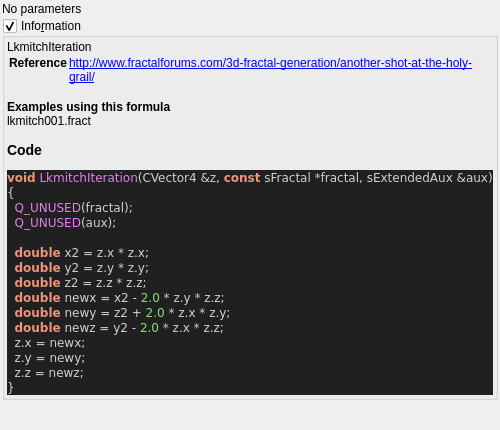
First picture: the form in mandelbulber2/formula/ui/fractal_lkmitch.ui, repository buddhi1980/mandelbulber2, before the edit.
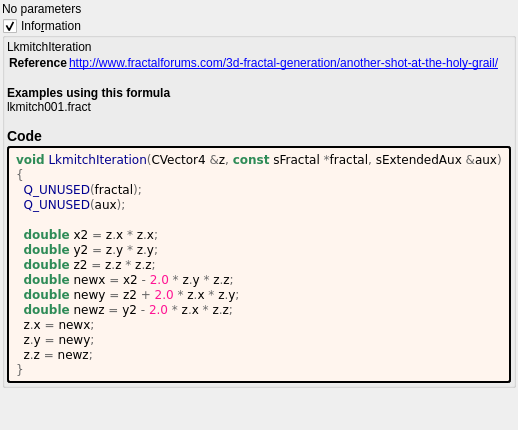
Second picture: the form after the edit. Custom widgets are drawn as their Qt base class.

Diff of the .ui file:
```diff
--- a/mandelbulber2/formula/ui/fractal_lkmitch.ui
+++ b/mandelbulber2/formula/ui/fractal_lkmitch.ui
@@ -61,29 +61,44 @@
        <number>2</number>
       </property>
       <item>
-       <widget class="QLabel" name="label_code_content">
+	   <widget class="QLabel" name="label_information_general">
         <property name="text">
          <string notr="true">&lt;p&gt;LkmitchIteration&lt;/p&gt;&lt;table&gt;
 &lt;tr&gt;&lt;th&gt;Reference&lt;/th&gt;&lt;td&gt;&lt;a href=&quot;http://www.fractalforums.com/3d-fractal-generation/another-shot-at-the-holy-grail/&quot;&gt;http://www.fractalforums.com/3d-fractal-generation/another-shot-at-the-holy-grail/&lt;br&gt;
 &lt;/td&gt;&lt;/tr&gt;
 &lt;/table&gt;
-&lt;br&gt;&lt;b&gt;Examples using this formula&lt;/b&gt;&lt;br&gt;lkmitch001.fract&lt;h3&gt;Code&lt;/h3&gt;
-&lt;body style=&quot;background-color:#202020&quot;&gt;
-&lt;pre style=&quot;color:#d0d0d0; background-color:#202020;  font-family:'Courier New',monospace;&quot;&gt;&lt;span style=&quot;color:#f09479; font-weight:bold&quot;&gt;void&lt;/span&gt; &lt;span style=&quot;color:#e47eed&quot;&gt;LkmitchIteration&lt;/span&gt;&lt;span style=&quot;color:#d0d0d0&quot;&gt;(&lt;/span&gt;CVector4 &lt;span style=&quot;color:#d0d0d0&quot;&gt;&amp;amp;&lt;/span&gt;z&lt;span style=&quot;color:#d0d0d0&quot;&gt;,&lt;/span&gt; &lt;span style=&quot;color:#f09479; font-weight:bold&quot;&gt;const&lt;/span&gt; sFractal &lt;span style=&quot;color:#d0d0d0&quot;&gt;*&lt;/span&gt;fractal&lt;span style=&quot;color:#d0d0d0&quot;&gt;,&lt;/span&gt; sExtendedAux &lt;span style=&quot;color:#d0d0d0&quot;&gt;&amp;amp;&lt;/span&gt;aux&lt;span style=&quot;color:#d0d0d0&quot;&gt;)&lt;/span&gt;
-&lt;span style=&quot;color:#d0d0d0&quot;&gt;{&lt;/span&gt;
-  &lt;span style=&quot;color:#e47eed&quot;&gt;Q_UNUSED&lt;/span&gt;&lt;span style=&quot;color:#d0d0d0&quot;&gt;(&lt;/span&gt;fractal&lt;span style=&quot;color:#d0d0d0&quot;&gt;);&lt;/span&gt;
-  &lt;span style=&quot;color:#e47eed&quot;&gt;Q_UNUSED&lt;/span&gt;&lt;span style=&quot;color:#d0d0d0&quot;&gt;(&lt;/span&gt;aux&lt;span style=&quot;color:#d0d0d0&quot;&gt;);&lt;/span&gt;
+&lt;br&gt;&lt;b&gt;Examples using this formula&lt;/b&gt;&lt;br&gt;lkmitch001.fract&lt;h3&gt;Code&lt;/h3&gt;</string>
+		</property>
+		<property name="wordWrap">
+		 <bool>true</bool>
+		</property>
+		<property name="openExternalLinks">
+		 <bool>true</bool>
+		</property>
+		<property name="textInteractionFlags">
+		 <set>Qt::LinksAccessibleByMouse|Qt::TextSelectableByMouse</set>
+		</property>
+		</widget>
+	   </item>
+	   <item>
+	    <widget class="QLabel" name="label_code_content">
+		 <property name="text">
+		  <string notr="true">&lt;body style=&quot;background-color:#fff5ee&quot;&gt;
+&lt;pre style=&quot;color:#000000; background-color:#fff5ee;  font-family:'Courier New',monospace;&quot;&gt;&lt;span style=&quot;color:#2e8b57; font-weight:bold&quot;&gt;void&lt;/span&gt; &lt;span style=&quot;color:#00008f&quot;&gt;LkmitchIteration&lt;/span&gt;&lt;span style=&quot;color:#676767&quot;&gt;(&lt;/span&gt;CVector4 &lt;span style=&quot;color:#676767&quot;&gt;&amp;amp;&lt;/span&gt;z&lt;span style=&quot;color:#676767&quot;&gt;,&lt;/span&gt; &lt;span style=&quot;color:#2e8b57; font-weight:bold&quot;&gt;const&lt;/span&gt; sFractal &lt;span style=&quot;color:#676767&quot;&gt;*&lt;/span&gt;fractal&lt;span style=&quot;color:#676767&quot;&gt;,&lt;/span&gt; sExtendedAux &lt;span style=&quot;color:#676767&quot;&gt;&amp;amp;&lt;/span&gt;aux&lt;span style=&quot;color:#676767&quot;&gt;)&lt;/span&gt;
+&lt;span style=&quot;color:#676767&quot;&gt;{&lt;/span&gt;
+  &lt;span style=&quot;color:#00008f&quot;&gt;Q_UNUSED&lt;/span&gt;&lt;span style=&quot;color:#676767&quot;&gt;(&lt;/span&gt;fractal&lt;span style=&quot;color:#676767&quot;&gt;);&lt;/span&gt;
+  &lt;span style=&quot;color:#00008f&quot;&gt;Q_UNUSED&lt;/span&gt;&lt;span style=&quot;color:#676767&quot;&gt;(&lt;/span&gt;aux&lt;span style=&quot;color:#676767&quot;&gt;);&lt;/span&gt;
 
-  &lt;span style=&quot;color:#f09479; font-weight:bold&quot;&gt;double&lt;/span&gt; x2 &lt;span style=&quot;color:#d0d0d0&quot;&gt;=&lt;/span&gt; z&lt;span style=&quot;color:#d0d0d0&quot;&gt;.&lt;/span&gt;x &lt;span style=&quot;color:#d0d0d0&quot;&gt;*&lt;/span&gt; z&lt;span style=&quot;color:#d0d0d0&quot;&gt;.&lt;/span&gt;x&lt;span style=&quot;color:#d0d0d0&quot;&gt;;&lt;/span&gt;
-  &lt;span style=&quot;color:#f09479; font-weight:bold&quot;&gt;double&lt;/span&gt; y2 &lt;span style=&quot;color:#d0d0d0&quot;&gt;=&lt;/span&gt; z&lt;span style=&quot;color:#d0d0d0&quot;&gt;.&lt;/span&gt;y &lt;span style=&quot;color:#d0d0d0&quot;&gt;*&lt;/span&gt; z&lt;span style=&quot;color:#d0d0d0&quot;&gt;.&lt;/span&gt;y&lt;span style=&quot;color:#d0d0d0&quot;&gt;;&lt;/span&gt;
-  &lt;span style=&quot;color:#f09479; font-weight:bold&quot;&gt;double&lt;/span&gt; z2 &lt;span style=&quot;color:#d0d0d0&quot;&gt;=&lt;/span&gt; z&lt;span style=&quot;color:#d0d0d0&quot;&gt;.&lt;/span&gt;z &lt;span style=&quot;color:#d0d0d0&quot;&gt;*&lt;/span&gt; z&lt;span style=&quot;color:#d0d0d0&quot;&gt;.&lt;/span&gt;z&lt;span style=&quot;color:#d0d0d0&quot;&gt;;&lt;/span&gt;
-  &lt;span style=&quot;color:#f09479; font-weight:bold&quot;&gt;double&lt;/span&gt; newx &lt;span style=&quot;color:#d0d0d0&quot;&gt;=&lt;/span&gt; x2 &lt;span style=&quot;color:#d0d0d0&quot;&gt;-&lt;/span&gt; &lt;span style=&quot;color:#87df71&quot;&gt;2.0&lt;/span&gt; &lt;span style=&quot;color:#d0d0d0&quot;&gt;*&lt;/span&gt; z&lt;span style=&quot;color:#d0d0d0&quot;&gt;.&lt;/span&gt;y &lt;span style=&quot;color:#d0d0d0&quot;&gt;*&lt;/span&gt; z&lt;span style=&quot;color:#d0d0d0&quot;&gt;.&lt;/span&gt;z&lt;span style=&quot;color:#d0d0d0&quot;&gt;;&lt;/span&gt;
-  &lt;span style=&quot;color:#f09479; font-weight:bold&quot;&gt;double&lt;/span&gt; newy &lt;span style=&quot;color:#d0d0d0&quot;&gt;=&lt;/span&gt; z2 &lt;span style=&quot;color:#d0d0d0&quot;&gt;+&lt;/span&gt; &lt;span style=&quot;color:#87df71&quot;&gt;2.0&lt;/span&gt; &lt;span style=&quot;color:#d0d0d0&quot;&gt;*&lt;/span&gt; z&lt;span style=&quot;color:#d0d0d0&quot;&gt;.&lt;/span&gt;x &lt;span style=&quot;color:#d0d0d0&quot;&gt;*&lt;/span&gt; z&lt;span style=&quot;color:#d0d0d0&quot;&gt;.&lt;/span&gt;y&lt;span style=&quot;color:#d0d0d0&quot;&gt;;&lt;/span&gt;
-  &lt;span style=&quot;color:#f09479; font-weight:bold&quot;&gt;double&lt;/span&gt; newz &lt;span style=&quot;color:#d0d0d0&quot;&gt;=&lt;/span&gt; y2 &lt;span style=&quot;color:#d0d0d0&quot;&gt;-&lt;/span&gt; &lt;span style=&quot;color:#87df71&quot;&gt;2.0&lt;/span&gt; &lt;span style=&quot;color:#d0d0d0&quot;&gt;*&lt;/span&gt; z&lt;span style=&quot;color:#d0d0d0&quot;&gt;.&lt;/span&gt;x &lt;span style=&quot;color:#d0d0d0&quot;&gt;*&lt;/span&gt; z&lt;span style=&quot;color:#d0d0d0&quot;&gt;.&lt;/span&gt;z&lt;span style=&quot;color:#d0d0d0&quot;&gt;;&lt;/span&gt;
-  z&lt;span style=&quot;color:#d0d0d0&quot;&gt;.&lt;/span&gt;x &lt;span style=&quot;color:#d0d0d0&quot;&gt;=&lt;/span&gt; newx&lt;span style=&quot;color:#d0d0d0&quot;&gt;;&lt;/span&gt;
-  z&lt;span style=&quot;color:#d0d0d0&quot;&gt;.&lt;/span&gt;y &lt;span style=&quot;color:#d0d0d0&quot;&gt;=&lt;/span&gt; newy&lt;span style=&quot;color:#d0d0d0&quot;&gt;;&lt;/span&gt;
-  z&lt;span style=&quot;color:#d0d0d0&quot;&gt;.&lt;/span&gt;z &lt;span style=&quot;color:#d0d0d0&quot;&gt;=&lt;/span&gt; newz&lt;span style=&quot;color:#d0d0d0&quot;&gt;;&lt;/span&gt;
-&lt;span style=&quot;color:#d0d0d0&quot;&gt;}&lt;/span&gt;
+  &lt;span style=&quot;color:#2e8b57; font-weight:bold&quot;&gt;double&lt;/span&gt; x2 &lt;span style=&quot;color:#676767&quot;&gt;=&lt;/span&gt; z&lt;span style=&quot;color:#676767&quot;&gt;.&lt;/span&gt;x &lt;span style=&quot;color:#676767&quot;&gt;*&lt;/span&gt; z&lt;span style=&quot;color:#676767&quot;&gt;.&lt;/span&gt;x&lt;span style=&quot;color:#676767&quot;&gt;;&lt;/span&gt;
+  &lt;span style=&quot;color:#2e8b57; font-weight:bold&quot;&gt;double&lt;/span&gt; y2 &lt;span style=&quot;color:#676767&quot;&gt;=&lt;/span&gt; z&lt;span style=&quot;color:#676767&quot;&gt;.&lt;/span&gt;y &lt;span style=&quot;color:#676767&quot;&gt;*&lt;/span&gt; z&lt;span style=&quot;color:#676767&quot;&gt;.&lt;/span&gt;y&lt;span style=&quot;color:#676767&quot;&gt;;&lt;/span&gt;
+  &lt;span style=&quot;color:#2e8b57; font-weight:bold&quot;&gt;double&lt;/span&gt; z2 &lt;span style=&quot;color:#676767&quot;&gt;=&lt;/span&gt; z&lt;span style=&quot;color:#676767&quot;&gt;.&lt;/span&gt;z &lt;span style=&quot;color:#676767&quot;&gt;*&lt;/span&gt; z&lt;span style=&quot;color:#676767&quot;&gt;.&lt;/span&gt;z&lt;span style=&quot;color:#676767&quot;&gt;;&lt;/span&gt;
+  &lt;span style=&quot;color:#2e8b57; font-weight:bold&quot;&gt;double&lt;/span&gt; newx &lt;span style=&quot;color:#676767&quot;&gt;=&lt;/span&gt; x2 &lt;span style=&quot;color:#676767&quot;&gt;-&lt;/span&gt; &lt;span style=&quot;color:#ff1493&quot;&gt;2.0&lt;/span&gt; &lt;span style=&quot;color:#676767&quot;&gt;*&lt;/span&gt; z&lt;span style=&quot;color:#676767&quot;&gt;.&lt;/span&gt;y &lt;span style=&quot;color:#676767&quot;&gt;*&lt;/span&gt; z&lt;span style=&quot;color:#676767&quot;&gt;.&lt;/span&gt;z&lt;span style=&quot;color:#676767&quot;&gt;;&lt;/span&gt;
+  &lt;span style=&quot;color:#2e8b57; font-weight:bold&quot;&gt;double&lt;/span&gt; newy &lt;span style=&quot;color:#676767&quot;&gt;=&lt;/span&gt; z2 &lt;span style=&quot;color:#676767&quot;&gt;+&lt;/span&gt; &lt;span style=&quot;color:#ff1493&quot;&gt;2.0&lt;/span&gt; &lt;span style=&quot;color:#676767&quot;&gt;*&lt;/span&gt; z&lt;span style=&quot;color:#676767&quot;&gt;.&lt;/span&gt;x &lt;span style=&quot;color:#676767&quot;&gt;*&lt;/span&gt; z&lt;span style=&quot;color:#676767&quot;&gt;.&lt;/span&gt;y&lt;span style=&quot;color:#676767&quot;&gt;;&lt;/span&gt;
+  &lt;span style=&quot;color:#2e8b57; font-weight:bold&quot;&gt;double&lt;/span&gt; newz &lt;span style=&quot;color:#676767&quot;&gt;=&lt;/span&gt; y2 &lt;span style=&quot;color:#676767&quot;&gt;-&lt;/span&gt; &lt;span style=&quot;color:#ff1493&quot;&gt;2.0&lt;/span&gt; &lt;span style=&quot;color:#676767&quot;&gt;*&lt;/span&gt; z&lt;span style=&quot;color:#676767&quot;&gt;.&lt;/span&gt;x &lt;span style=&quot;color:#676767&quot;&gt;*&lt;/span&gt; z&lt;span style=&quot;color:#676767&quot;&gt;.&lt;/span&gt;z&lt;span style=&quot;color:#676767&quot;&gt;;&lt;/span&gt;
+  z&lt;span style=&quot;color:#676767&quot;&gt;.&lt;/span&gt;x &lt;span style=&quot;color:#676767&quot;&gt;=&lt;/span&gt; newx&lt;span style=&quot;color:#676767&quot;&gt;;&lt;/span&gt;
+  z&lt;span style=&quot;color:#676767&quot;&gt;.&lt;/span&gt;y &lt;span style=&quot;color:#676767&quot;&gt;=&lt;/span&gt; newy&lt;span style=&quot;color:#676767&quot;&gt;;&lt;/span&gt;
+  z&lt;span style=&quot;color:#676767&quot;&gt;.&lt;/span&gt;z &lt;span style=&quot;color:#676767&quot;&gt;=&lt;/span&gt; newz&lt;span style=&quot;color:#676767&quot;&gt;;&lt;/span&gt;
+&lt;span style=&quot;color:#676767&quot;&gt;}&lt;/span&gt;
 &lt;/pre&gt;
 &lt;/body&gt;</string>
         </property>
@@ -96,6 +111,9 @@
         <property name="textInteractionFlags">
          <set>Qt::LinksAccessibleByMouse|Qt::TextSelectableByMouse</set>
         </property>
+		 <property name="styleSheet">
+		  <string notr="true">border-style: outset; border-width: 2px; border-radius: 3px; border-color: black; background-color: #fff5ee; padding: 4px;</string>
+		  </property>
        </widget>
       </item>
      </layout>
```
Lines whose indentation alone changed are shown as unchanged.
